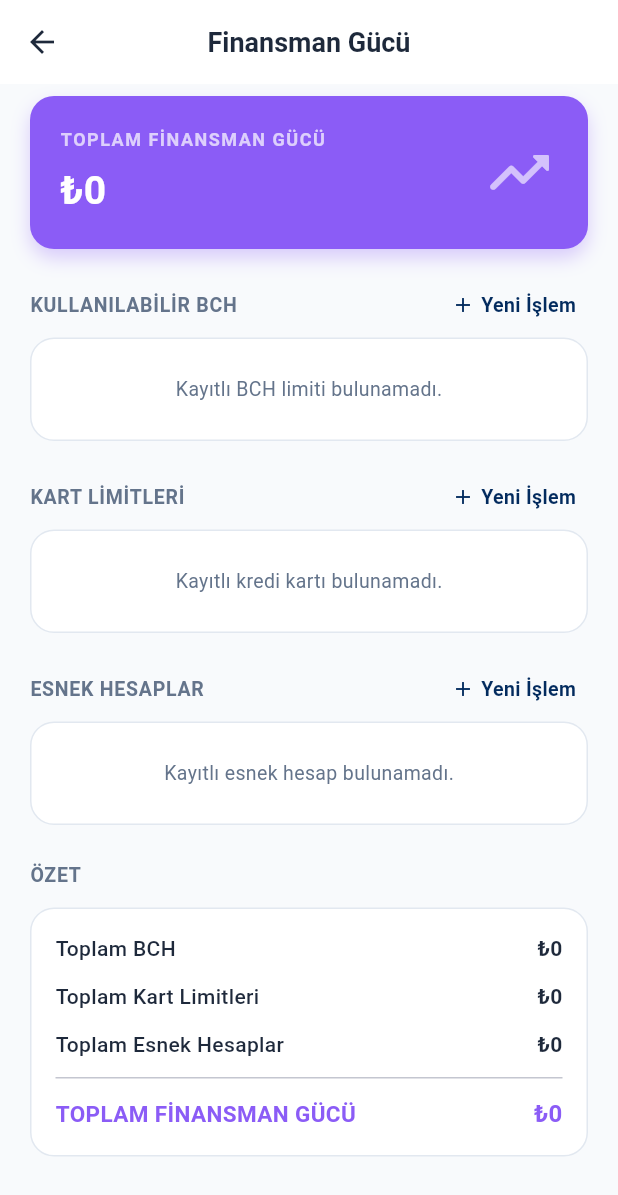
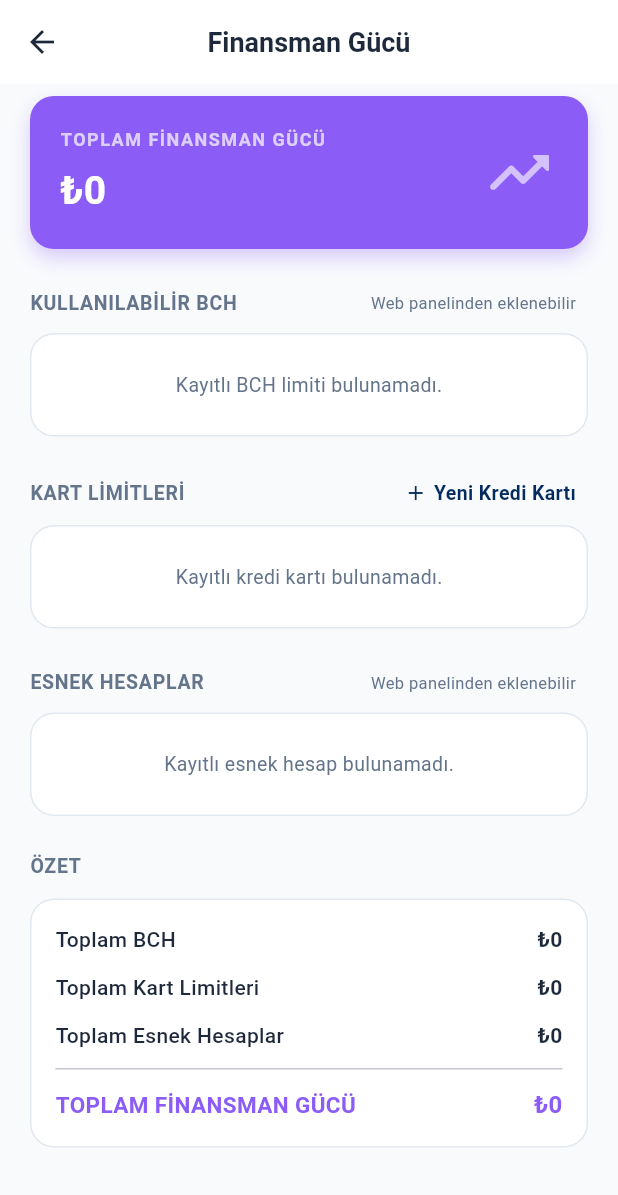
Before and after one commit to Soumat0u/Hane, a Flutter app: the FinansmanGucuView screen opened directly, on a phone screen of 412 x 824 dp. Shown: the top 1195 px of the screen. Run offline on Flutter 3.47's test engine with Material 3 defaults, Android fonts, the phone set to English and light mode, and no system bars; our stand-ins replace file_picker, flutter_local_notifications, flutter_map, flutter_secure_storage, geocoding, image_picker and 7 more; missing offline and left inert: excel; accounts and stored records are empty; network calls fail.

Commit message:
fix: finansman gücü ekranındaki yeni limit butonları işlevsiz/hatalıydı, düzeltildi
Web'de üç "Yeni Limit" butonu da (BCH/Kart/Esnek) hiçbir onClick'e sahip
değildi (Kart Limitleri butonu ayrıca disabled'dı) - artık her biri ilgili
hesap türüyle kilitli AccountFormModal'ı açıyor (ör. Kredi Kartı bölümü
"Yeni Kredi Kartı" butonuyla doğrudan kredi kartı formunu açar).

Mobilde aynı üç bölümün "Yeni İşlem" butonu, bölümle alakasız genel bir
Gelir işlemi formu açıyordu. Kredi Kartı bölümü artık doğru şekilde
"Yeni Kredi Kartı" hesap formunu açıyor. BCH/Esnek hesap türleri mobil
hesap ekleme formunda bilerek desteklenmediğinden (yalnızca web panelinden
eklenebiliyor), o iki bölümde işlevsiz bir buton göstermek yerine "Web
panelinden eklenebilir" notu gösteriliyor.

Co-Authored-By: Claude Sonnet 5 <noreply@anthropic.com>

```diff
--- a/lib/views/finansman_gucu_view.dart
+++ b/lib/views/finansman_gucu_view.dart
@@ -5,8 +5,8 @@ import 'package:provider/provider.dart';
 import 'package:hane/utils/formatters.dart';
 import 'package:hane/providers/finance_provider.dart';
 import 'package:hane/models/account.dart';
-import 'package:hane/views/yeni_islem_view.dart';
 import 'package:hane/views/kasa_detay_view.dart';
+import 'package:hane/views/yeni_hesap_view.dart';
 import 'package:hane/views/widgets/bank_logo.dart';
 
 class FinansmanGucuView extends StatelessWidget {
@@ -95,9 +95,9 @@ class FinansmanGucuView extends StatelessWidget {
                   const SizedBox(height: 24),
 
                   // KULLANILABİLİR BCH
-                  _buildSectionHeader(context, 'KULLANILABİLİR BCH', onNewTap: () {
-                    _showNewTransaction(context);
-                  }),
+                  // BCH hesapları yalnızca web panelinden eklenebilir (mobil hesap
+                  // ekleme formu bilerek yalnızca Banka/Kredi Kartı/Nakit destekliyor).
+                  _buildSectionHeader(context, 'KULLANILABİLİR BCH', unavailableHint: 'Web panelinden eklenebilir'),
                   _buildGroupList(
                     context,
                     bchAccounts
@@ -108,16 +108,15 @@ class FinansmanGucuView extends StatelessWidget {
                   const SizedBox(height: 24),
 
                   // KART LİMİTLERİ
-                  _buildSectionHeader(context, 'KART LİMİTLERİ', onNewTap: () {
-                    _showNewTransaction(context);
+                  _buildSectionHeader(context, 'KART LİMİTLERİ', newLabel: 'Yeni Kredi Kartı', onNewTap: () {
+                    _openNewAccount(context, type: 'Kredi Kartı');
                   }),
                   _buildCardLimits(context, cardAccounts),
                   const SizedBox(height: 24),
 
                   // ESNEK HESAPLAR
-                  _buildSectionHeader(context, 'ESNEK HESAPLAR', onNewTap: () {
-                    _showNewTransaction(context);
-                  }),
+                  // Esnek hesaplar da yalnızca web panelinden eklenebilir (bkz. yukarıdaki not).
+                  _buildSectionHeader(context, 'ESNEK HESAPLAR', unavailableHint: 'Web panelinden eklenebilir'),
                   _buildGroupList(
                     context,
                     esnekAccounts
@@ -190,14 +189,11 @@ class FinansmanGucuView extends StatelessWidget {
     );
   }
 
-  void _showNewTransaction(BuildContext context) {
-    Navigator.push(context, MaterialPageRoute(builder: (_) => Scaffold(
-      appBar: AppBar(title: const Text('Yeni İşlem')),
-      body: YeniIslemScreen(initialType: 'Gelir', onBack: () => Navigator.pop(context)),
-    )));
+  void _openNewAccount(BuildContext context, {required String type}) {
+    Navigator.push(context, MaterialPageRoute(builder: (_) => YeniHesapView(initialType: type, lockType: true)));
   }
 
-  Widget _buildSectionHeader(BuildContext context, String title, {required VoidCallback onNewTap}) {
+  Widget _buildSectionHeader(BuildContext context, String title, {VoidCallback? onNewTap, String? newLabel, String? unavailableHint}) {
     return Padding(
       padding: const EdgeInsets.only(bottom: 8.0),
       child: Row(
@@ -212,6 +208,7 @@ class FinansmanGucuView extends StatelessWidget {
               letterSpacing: 0.5,
             ),
           ),
+          if (onNewTap != null)
             InkWell(
               onTap: onNewTap,
               borderRadius: BorderRadius.circular(4),
@@ -222,7 +219,7 @@ class FinansmanGucuView extends StatelessWidget {
                     Icon(Icons.add, size: 16, color: context.colors.brand),
                     const SizedBox(width: 4),
                     Text(
-                    'Yeni İşlem',
+                      newLabel ?? 'Yeni Ekle',
                       style: TextStyle(
                         fontSize: 13,
                         fontWeight: FontWeight.w600,
@@ -231,6 +228,14 @@ class FinansmanGucuView extends StatelessWidget {
                     ),
                   ],
                 ),
+              ),
+            )
+          else if (unavailableHint != null)
+            Padding(
+              padding: const EdgeInsets.symmetric(horizontal: 8.0, vertical: 4.0),
+              child: Text(
+                unavailableHint,
+                style: TextStyle(fontSize: 11, color: context.colors.textSecondary),
               ),
             ),
         ],
```
Also changed, not shown: 1 other file. Lines whose indentation alone changed are shown as unchanged.
